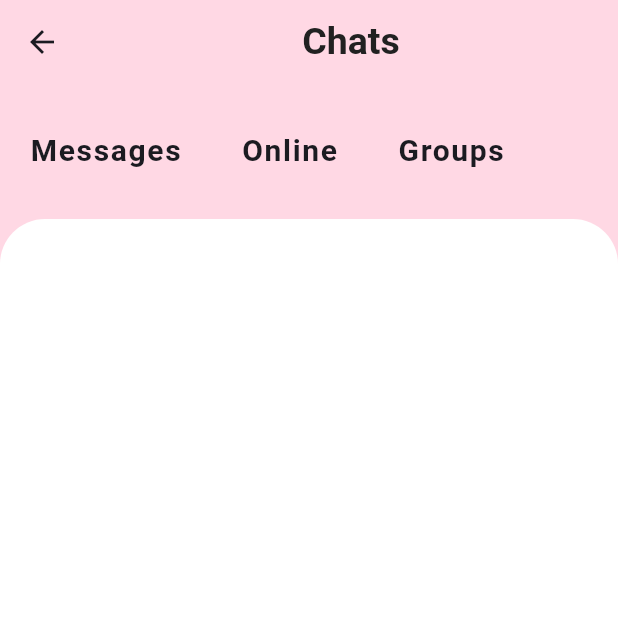
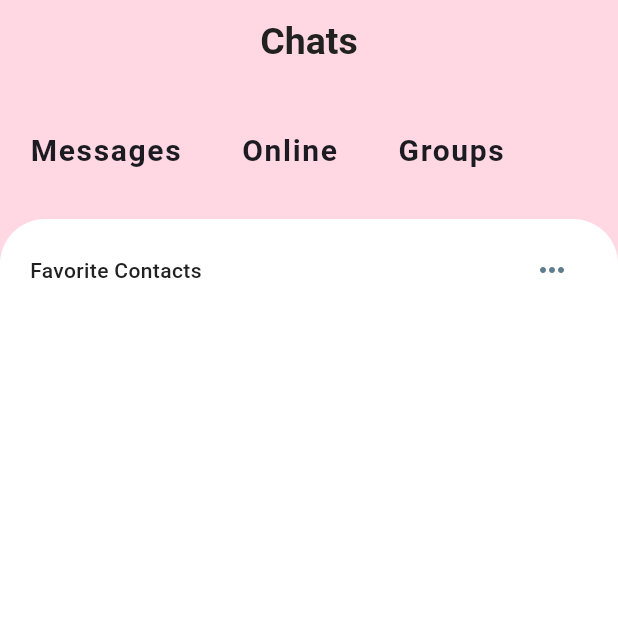
Before and after one commit to Anne-15/diabetes-app, a Flutter app: the ChatApp screen opened directly, on a phone screen of 412 x 824 dp, the top half of it. Run offline on Flutter 3.47's test engine with Material 2 defaults, Android fonts, the light colour scheme and no system bars; our stand-ins replace cloud_firestore, firebase_auth, firebase_core, flutter_svg, gap, get and 4 more; missing offline and left inert: agora_rtc_engine; accounts and stored records are empty; Roboto replaces fonts that are missing (Mali).

Commit message:
adding chat page features

```diff
--- /dev/null
+++ b/lib/controllers/get_users_controller.dart
@@ -0,0 +1,16 @@
+import 'package:android_testing/models/usermodel.dart';
+import 'package:android_testing/repository/user_repository.dart';
+import 'package:get/get.dart';
+import 'package:get/get_core/src/get_main.dart';
+import 'package:get/get_state_manager/src/simple/get_controllers.dart';
+
+class GetUsersController extends GetxController {
+  static GetUsersController get instance => Get.find();
+
+  final _articleRepo = Get.put(UserRepository());
+
+//get all the list of articles
+  Future<List<UserModel>> getAllUsers() async {
+    return await _articleRepo.allUsers();
+  }
+}
--- a/lib/main.dart
+++ b/lib/main.dart
@@ -1,5 +1,6 @@
 import 'package:android_testing/components/constants.dart';
 import 'package:android_testing/repository/authentication_repository.dart';
+import 'package:android_testing/screens/patientview/chats/chats.dart';
 import 'package:firebase_core/firebase_core.dart';
 import 'package:flutter/material.dart';
 import 'package:get/get.dart';
@@ -22,14 +23,15 @@
 
   @override
   Widget build(BuildContext context) {
-    return MaterialApp.router(
+    return MaterialApp(
       title: 'Diplo App',
       debugShowCheckedModeBanner: false,
       theme: ThemeData(
         useMaterial3: true,
         colorScheme: ColorScheme.fromSeed(seedColor: Styles.backgroundColor),
       ),
-      routerConfig: router,
+      // routerConfig: router,
+      home: ChatApp(),
     );
   }
 }
--- a/lib/models/usermodel.dart
+++ b/lib/models/usermodel.dart
@@ -1,4 +1,7 @@
+import 'package:cloud_firestore/cloud_firestore.dart';
+
 class UserModel {
+  final String? id;
   final String fullname;
   final String email;
   final String password;
@@ -7,7 +10,8 @@
   final String type;
 
   const UserModel(
-      {required this.fullname,
+      {this.id,
+      required this.fullname,
       required this.email,
       required this.password,
       required this.age,
@@ -24,4 +28,20 @@
       "Type": type
     };
   }
+
+  factory UserModel.fromFirestore(
+    DocumentSnapshot<Map<String, dynamic>> snapshot,
+    // SnapshotOptions? options,
+  ) {
+    final data = snapshot.data()!;
+    return UserModel(
+      id: snapshot.id,
+      fullname: data["FullName"],
+      email: data["Email"],
+      password: data["Password"],
+      age: data["Age"],
+      gender: data["Gender"],
+      type: data["Type"],
+    );
+  }
 }
--- a/lib/screens/patientview/chats/chats.dart
+++ b/lib/screens/patientview/chats/chats.dart
@@ -1,7 +1,11 @@
+import 'package:android_testing/components/app_layout.dart';
 import 'package:android_testing/components/constants.dart';
 import 'package:flutter/material.dart';
 import 'package:flutter/src/widgets/framework.dart';
 import 'package:flutter/src/widgets/placeholder.dart';
+
+import 'favorite_contacts.dart';
+import 'recent_charts.dart';
 
 class ChatApp extends StatelessWidget {
   const ChatApp({super.key});
@@ -23,11 +27,18 @@
           Expanded(
             child: Container(
               decoration: BoxDecoration(
-                  color: Styles.c12,
-                  borderRadius: BorderRadius.only(
-                    topLeft: Radius.circular(30.0),
-                    topRight: Radius.circular(30.0),
-                  )),
+                color: Styles.c12,
+                borderRadius: BorderRadius.only(
+                  topLeft: Radius.circular(30.0),
+                  topRight: Radius.circular(30.0),
+                ),
+              ),
+              child: Column(
+                children: [
+                  FavoriteContacts(),
+                  RecentChats(),
+                ],
+              ),
             ),
           )
         ],
--- /dev/null
+++ b/lib/screens/patientview/chats/favorite_contacts.dart
@@ -0,0 +1,96 @@
+import 'package:android_testing/components/app_layout.dart';
+import 'package:android_testing/components/constants.dart';
+import 'package:android_testing/controllers/get_users_controller.dart';
+import 'package:flutter/material.dart';
+import 'package:get/get.dart';
+
+import '../../../models/usermodel.dart';
+
+class FavoriteContacts extends StatelessWidget {
+  const FavoriteContacts({
+    super.key,
+  });
+
+  @override
+  Widget build(BuildContext context) {
+    final controllers = Get.put(GetUsersController());
+    return Padding(
+      padding: EdgeInsets.symmetric(vertical: 10.0),
+      child: Column(
+        children: [
+          Padding(
+            padding: EdgeInsets.symmetric(horizontal: 20.0),
+            child: Row(
+              mainAxisAlignment: MainAxisAlignment.spaceBetween,
+              children: [
+                Text(
+                  "Favorite Contacts",
+                  style: Styles.headerStyle4,
+                ),
+                IconButton(
+                  onPressed: () {},
+                  icon: Icon(
+                    Icons.more_horiz,
+                    color: Colors.blueGrey,
+                  ),
+                ),
+              ],
+            ),
+          ),
+          Container(
+            height: AppLayout.getHeight(120),
+            // color: Colors.blue,
+            child: FutureBuilder<List<UserModel>>(
+              future: controllers.getAllUsers(),
+              builder: ((context, snapshot) {
+                if (snapshot.connectionState == ConnectionState.done) {
+                  if (snapshot.hasData) {
+                    return ListView.builder(
+                      padding: EdgeInsets.only(left: 30.0),
+                      scrollDirection: Axis.horizontal,
+                      itemCount: snapshot.data!.length,
+                      itemBuilder: (i, index) {
+                        return Padding(
+                          padding: const EdgeInsets.all(10.0),
+                          child: Column(
+                            children: [
+                              CircleAvatar(
+                                radius: 35.0,
+                                backgroundImage:
+                                    AssetImage("assets/images/profile.png"),
+                              ),
+                              SizedBox(height: AppLayout.getHeight(6.0)),
+                              Text(
+                                snapshot.data![index].fullname,
+                                style: TextStyle(
+                                    color: Colors.blueGrey,
+                                    fontSize: 10.0,
+                                    fontWeight: FontWeight.w600),
+                              ),
+                            ],
+                          ),
+                        );
+                      },
+                    );
+                  } else if (snapshot.hasError) {
+                    return Center(
+                      child: Text(snapshot.error.toString()),
+                    );
+                  } else {
+                    return const Center(
+                      child: Text("Something went wrong"),
+                    );
+                  }
+                } else {
+                  return const Center(
+                    child: CircularProgressIndicator(),
+                  );
+                }
+              }),
+            ),
+          ),
+        ],
+      ),
+    );
+  }
+}
--- /dev/null
+++ b/lib/screens/patientview/chats/recent_charts.dart
@@ -0,0 +1,25 @@
+import 'package:flutter/material.dart';
+
+class RecentChats extends StatelessWidget {
+  const RecentChats({
+    super.key,
+  });
+
+  @override
+  Widget build(BuildContext context) {
+    return Expanded(
+      child: Container(
+        decoration: BoxDecoration(
+          color: Colors.white,
+          borderRadius: BorderRadius.only(
+            topLeft: Radius.circular(30.0),
+            topRight: Radius.circular(30.0),
+          ),
+        ),
+        child: ListView.builder(
+          itemBuilder: (context, index) {},
+        ),
+      ),
+    );
+  }
+}
```
Also changed, not shown: lib/repository/user_repository.dart (+16 -0 lines).
